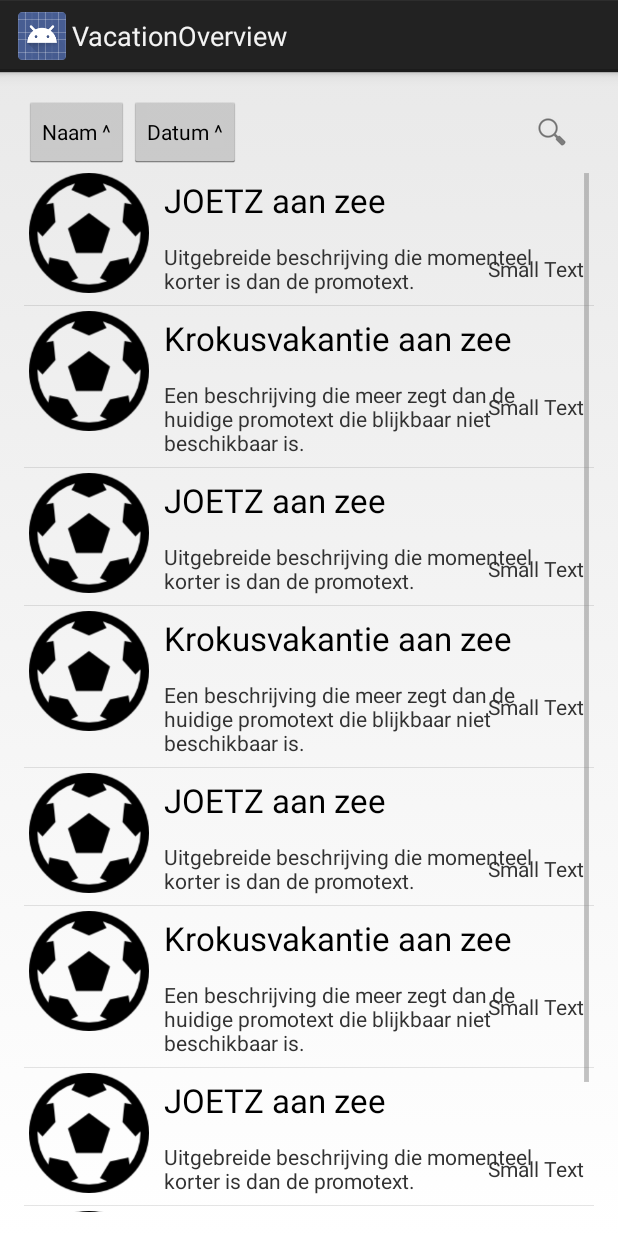
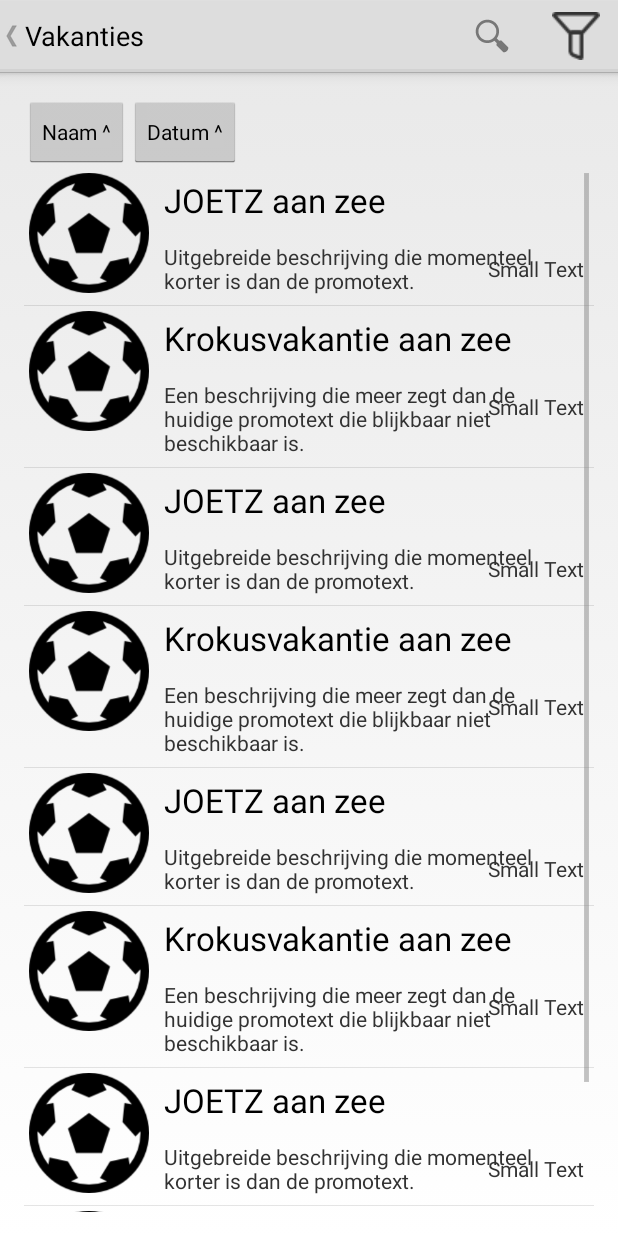
Before and after one commit to deanwyns/Android, an Android app: the screen it shows after launch (VacationOverview), after a tap on an icon or button, on a phone screen of 412 x 824 dp. Run offline under Robolectric (Android 15) with nearby library versions, the phone set to English and light mode, and no system bars; libraries missing offline, so code that uses them is left out: retrofit.client; 2 statements that could not run were skipped.

Commit message:
Frontend Mockups
De mockups van overzicht en inlogscherm zijn volledig nagebootst.
Inclusief search widgets en dergelijke.
Kleuren zullen nog veranderen.

```diff
--- a/app/build.gradle
+++ b/app/build.gradle
@@ -24,7 +24,7 @@ android {
 dependencies {
     compile fileTree(dir: 'libs', include: ['*.jar'])
     compile "com.android.support:support-v4:20.+"
-    compile 'com.android.support:appcompat-v7:20.0.0'
+    //compile 'com.android.support:appcompat-v7:20.0.0'
     compile 'com.squareup.retrofit:retrofit:1.7.0'
     compile 'com.squareup:otto:1.3.5'
     compile 'com.nineoldandroids:library:2.4.0'
--- a/app/src/main/java/hogent/hogentprojecteniii_groep10/Main.java
+++ b/app/src/main/java/hogent/hogentprojecteniii_groep10/Main.java
@@ -5,7 +5,6 @@ import android.app.Activity;
 import android.content.Intent;
 import android.os.AsyncTask;
 import android.os.Bundle;
-import android.support.v7.app.ActionBarActivity;
 import android.util.Log;
 import android.view.Menu;
 import android.view.MenuItem;
--- a/app/src/main/java/hogent/hogentprojecteniii_groep10/VacationOverview.java
+++ b/app/src/main/java/hogent/hogentprojecteniii_groep10/VacationOverview.java
@@ -1,9 +1,15 @@
 package hogent.hogentprojecteniii_groep10;
 
+import android.app.ActionBar;
 import android.app.Activity;
+import android.app.SearchManager;
+import android.app.SearchableInfo;
 import android.content.Context;
+import android.content.Intent;
+import android.graphics.drawable.ColorDrawable;
 import android.os.Bundle;
-import android.support.v7.app.ActionBarActivity;
+import android.support.v4.view.MenuItemCompat;
+import android.util.Log;
 import android.view.Menu;
 import android.view.MenuItem;
 import android.view.View;
@@ -12,6 +18,7 @@ import android.widget.AdapterView;
 import android.widget.ArrayAdapter;
 import android.widget.ImageView;
 import android.widget.ListView;
+import android.widget.SearchView;
 import android.widget.TextView;
 import android.widget.Toast;
 
@@ -21,20 +28,21 @@ import java.util.List;
 import hogent.hogentprojecteniii_groep10.models.Vacation;
 
 
-public class VacationOverview extends Activity {
+public class VacationOverview extends Activity implements SearchView.OnQueryTextListener {
 
+    private SearchView mSearchView;
     private List<Vacation> vacationList = new ArrayList<Vacation>();
+
     @Override
     protected void onCreate(Bundle savedInstanceState) {
         super.onCreate(savedInstanceState);
         setContentView(R.layout.activity_vacation_overview);
-
         populateVacationList();
         populateListView();
         registerClickCallback();
     }
 
-    private void populateVacationList(){
+    private void populateVacationList() {
         String promoTextBarkenTijn = "Recept voor een fantastische zomervakantie: toffe monitoren, leuke vrienden, een prachtig vakantiecentrum en véél fun en ambiance! De monitoren zorgen voor een afwisselend programma (strand- en duinspelen, daguitstappen, themaspelen, fuif, …) maar willen jou er natuurlijk bij. Wacht niet te lang en plan je vakantie naar zee met JOETZ!";
         Vacation barkentijnZomerLp = new Vacation(0, "JOETZ aan zee", "Uitgebreide beschrijving die momenteel korter is dan de promotext.", promoTextBarkenTijn, "De Barkentijn, Nieuwpoort", 5, 16, "busvervoer of eigen vervoer", 90, 400.00, 310.00, 220.00, true);
         String promoTextKrokus = "Verveling krijgt geen kans tijdens de krokusvakantie want op maandag 03 maart 2014 trekken we er met z’n allen op uit! We logeren in het vakantiecentrum “De Barkentijn” te Nieuwpoort.\n" +
@@ -65,13 +73,13 @@ public class VacationOverview extends Activity {
                 //Hier zal je de vakantie opzoeken en tonen waar he op hebt geklikt
                 Vacation clickedVacation = vacationList.get(pos);
                 String message = "Er is geklikt op " + pos
-                + "\nMet titel: " + clickedVacation.getTitle();
+                        + "\nMet titel: " + clickedVacation.getTitle();
                 Toast.makeText(getApplicationContext(), message, Toast.LENGTH_LONG).show();
             }
         });
     }
 
-    private class VacationListAdapter extends ArrayAdapter<Vacation>{
+    private class VacationListAdapter extends ArrayAdapter<Vacation> {
 
         public VacationListAdapter() {
             super(getApplicationContext(), R.layout.vacation_item_view, vacationList);
@@ -81,7 +89,7 @@ public class VacationOverview extends Activity {
         public View getView(int position, View convertView, ViewGroup parent) {
             //Haal de view op die ingevuld moet worden
             View itemView = convertView;
-            if(itemView == null){
+            if (itemView == null) {
                 itemView = getLayoutInflater().inflate(R.layout.vacation_item_view, parent, false);
             }
 
@@ -91,7 +99,7 @@ public class VacationOverview extends Activity {
             //Afbeelding opzetten
             ImageView imageView = (ImageView) itemView.findViewById(R.id.vacation_icon);
             //Het zou makkelijker zijn om een id in de model te steken en op basis daarvan de afbeelding te selecteren.
-            if(currentVacation.getTitle().startsWith("Fiets"))
+            if (currentVacation.getTitle().startsWith("Fiets"))
                 imageView.setImageResource(R.drawable.biking);
             else if (currentVacation.getTitle().startsWith("Zwem"))
                 imageView.setImageResource(R.drawable.swimming);
@@ -99,18 +107,80 @@ public class VacationOverview extends Activity {
                 imageView.setImageResource(R.drawable.sports);
 
             //Verder de view opvullen
-            TextView titleTxt =  (TextView) itemView.findViewById(R.id.vacation_title_lbl);
+            TextView titleTxt = (TextView) itemView.findViewById(R.id.vacation_title_lbl);
             titleTxt.setText(currentVacation.getTitle());
-            TextView descTxt =  (TextView) itemView.findViewById(R.id.vacation_desc_lbl);
+            TextView descTxt = (TextView) itemView.findViewById(R.id.vacation_desc_lbl);
             descTxt.setText(currentVacation.getDescription());
 
             return itemView;
         }
+
     }
 
     @Override
     public void onBackPressed() {
         super.onBackPressed();
-        overridePendingTransition( R.anim.fadein, R.anim.fadeout);
+        overridePendingTransition(R.anim.fadein, R.anim.fadeout);
     }
+
+    @Override
+    public boolean onCreateOptionsMenu(Menu menu) {
+        // Inflate the menu; this adds items to the action bar if it is present.
+        getMenuInflater().inflate(R.menu.vacation_overview, menu);
+
+        MenuItem searchItem = menu.findItem(R.id.action_search);
+        mSearchView = (SearchView) searchItem.getActionView();
+        setupSearchView(searchItem);
+
+
+//        Vervangt de action bar om de titel te centreren, maar de default "up" button verdwijnt. Ik laat centreren ff achterwege.
+//        getActionBar().setDisplayOptions(ActionBar.DISPLAY_SHOW_CUSTOM);
+//        getActionBar().setCustomView(R.layout.actionbar);
+
+        getActionBar().setIcon(new ColorDrawable(getResources().getColor(android.R.color.transparent)));
+        return true;
+    }
+
+
+    @Override
+    public boolean onOptionsItemSelected(MenuItem item) {
+        switch (item.getItemId()) {
+            case(android.R.id.home):
+                finish();
+                overridePendingTransition(R.anim.fadein, R.anim.fadeout);
+                return true;
+            default:
+                return super.onOptionsItemSelected(item);
+        }
+    }
+
+    private void setupSearchView(MenuItem searchItem) {
+        searchItem.setShowAsActionFlags(MenuItem.SHOW_AS_ACTION_IF_ROOM | MenuItem.SHOW_AS_ACTION_COLLAPSE_ACTION_VIEW);
+
+        SearchManager searchManager = (SearchManager) getSystemService(Context.SEARCH_SERVICE);
+        if (searchManager != null) {
+            List<SearchableInfo> searchables = searchManager.getSearchablesInGlobalSearch();
+
+            SearchableInfo info = searchManager.getSearchableInfo(getComponentName());
+            for (SearchableInfo inf : searchables) {
+                if (inf.getSuggestAuthority() != null
+                        && inf.getSuggestAuthority().startsWith("applications")) {
+                    info = inf;
+                }
+            }
+            mSearchView.setSearchableInfo(info);
+        }
+        mSearchView.setOnQueryTextListener(this);
+    }
+
+    @Override
+    public boolean onQueryTextSubmit(String query) {
+        return false;
+    }
+
+    @Override
+    public boolean onQueryTextChange(String newText) {
+        return false;
+    }
+
 }
--- a/app/src/main/res/layout/activity_vacation_overview.xml
+++ b/app/src/main/res/layout/activity_vacation_overview.xml
@@ -33,11 +33,4 @@
         android:layout_alignParentTop="true"
         android:layout_toEndOf="@+id/button" />
 
-    <SearchView
-        android:layout_width="wrap_content"
-        android:layout_height="wrap_content"
-        android:id="@+id/search_vacation_view"
-        android:layout_alignParentTop="true"
-        android:layout_alignEnd="@+id/vacation_overview_list_view" />
-
 </RelativeLayout>
--- a/app/src/main/res/menu/main.xml
+++ b/app/src/main/res/menu/main.xml
@@ -1,6 +1,10 @@
 <menu xmlns:android="http://schemas.android.com/apk/res/android"
     xmlns:tools="http://schemas.android.com/tools"
-    tools:context=".Main" >
+    tools:context=".Main">
+    <item android:id="@+id/action_login"
+        android:icon="@drawable/ic_action_accounts"
+        android:title="@string/action_login"
+        android:showAsAction="ifRoom" />
     <item android:id="@+id/action_settings"
         android:title="@string/action_settings"
         android:orderInCategory="100"
--- a/app/src/main/res/menu/vacation_overview.xml
+++ b/app/src/main/res/menu/vacation_overview.xml
@@ -1,8 +1,15 @@
 <menu xmlns:android="http://schemas.android.com/apk/res/android"
     xmlns:tools="http://schemas.android.com/tools"
     tools:context="hogent.hogentprojecteniii_groep10.VacationOverview" >
-    <item android:id="@+id/action_settings"
-        android:title="@string/action_settings"
-        android:orderInCategory="100"
-        android:showAsAction="never" />
+
+    <item android:id="@+id/action_search"
+        android:title="@string/search_vacation"
+        android:icon="@drawable/ic_action_search"
+        android:showAsAction="always"
+        android:actionViewClass="android.widget.SearchView" />
+    <item android:id="@+id/action_filter"
+        android:icon="@drawable/filter"
+        android:title="@string/filter_vacations"
+        android:showAsAction="ifRoom" />
+
 </menu>
--- a/app/src/main/res/values/strings.xml
+++ b/app/src/main/res/values/strings.xml
@@ -6,8 +6,12 @@
     <string name="action_settings">Settings</string>
     <string name="nieuwsoverzicht">Nieuwsoverzicht</string>
     <string name="newsfeed">Foto\'s van jou zijn toegevoegd aan actiekamp\nJoetz is cool!\nNog een hoogtepunt</string>
-    <string name="title_activity_vacation_overview">VacationOverview</string>
+    <string name="title_activity_vacation_overview">Vakanties</string>
     <string name="vacation_name_sort_btn">Naam ^</string>
     <string name="vacation_date_sort_btn">Datum ^</string>
+    <string name="search_vacation">Zoek een vakantie</string>
+    <string name="logged_in_name">Jan Mertens</string>
+    <string name="filter_vacations">Filter vakanties</string>
+    <string name="action_login">Login</string>
 
 </resources>
```
Also changed, not shown: app/src/main/AndroidManifest.xml (+9 -5 lines), app/src/main/res/layout/actionbar.xml (added, +15 -0 lines), app/src/main/res/drawable-hdpi/ic_action_accounts.png (added), app/src/main/res/drawable-hdpi/ic_action_search.png (added), app/src/main/res/drawable-mdpi/ic_action_accounts.png (added), app/src/main/res/drawable-mdpi/ic_action_search.png (added), app/src/main/res/drawable-xhdpi/ic_action_accounts.png (added), app/src/main/res/drawable-xhdpi/ic_action_search.png (added), app/src/main/res/drawable-xxhdpi/ic_action_accounts.png (added), app/src/main/res/drawable-xxhdpi/ic_action_search.png (added), app/src/main/res/drawable/filter.png (added), 1 other file.
